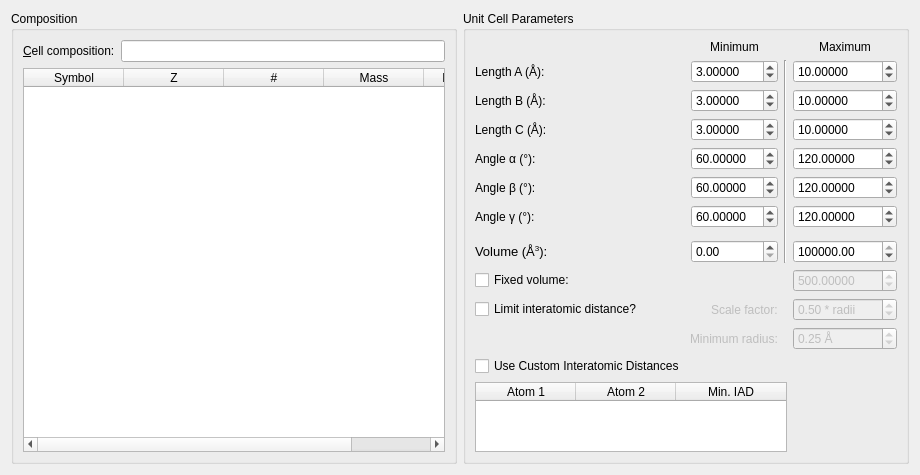
The window that src/xtalopt/ui/tab_init.ui (zfalls/XtalOpt) describes before a commit, drawn with Qt 5.
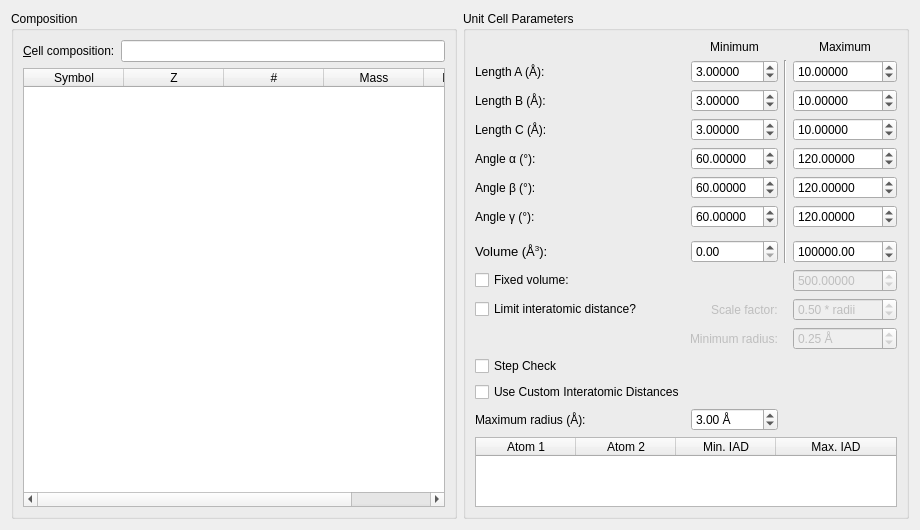
The same window after the commit.

The edit to the form file:
```diff
--- a/src/xtalopt/ui/tab_init.ui
+++ b/src/xtalopt/ui/tab_init.ui
@@ -599,7 +599,7 @@
         </property>
        </widget>
    </item>
-   <item row="14" column="0" colspan="1">
+   <item row="15" column="0" colspan="1">
        <widget class="QCheckBox" name="cb_customIAD">
            <property name="enabled">
            <bool>true</bool>
@@ -609,7 +609,50 @@
         </property>
        </widget>
    </item>
-      <item row="15" column="0" colspan="3">
+      <item row="14" column="0" colspan="1">
+       <widget class="QCheckBox" name="cb_checkStepOpt">
+           <property name="enabled">
+           <bool>true</bool>
+          </property>
+       <property name="text">
+            <string>Step Check</string>
+        </property>
+       </widget>
+      </item>
+      <item row="16" column="0" colspan="1">
+       <widget class="QLabel" name="label_69">
+        <property name="enabled">
+         <bool>true</bool>
+        </property>
+        <property name="text">
+         <string>Maximum radius (Å):</string>
+        </property>
+        <property name="buddy">
+         <cstring>spin_maxRadius</cstring>
+        </property>
+       </widget>
+      </item>
+      <item row="16" column="1">
+       <widget class="QDoubleSpinBox" name="spin_maxRadius">
+        <property name="enabled">
+         <bool>true</bool>
+        </property>
+        <property name="suffix">
+         <string> Å</string>
+        </property>
+        <property name="decimals">
+         <number>2</number>
+        </property>
+        <property name="singleStep">
+         <double>0.050000000000000</double>
+        </property>
+        <property name="value">
+         <double>3.0000000000000</double>
+        </property>
+       </widget>
+      </item>
+
+   <item row="17" column="0" colspan="4">
         <widget class="QTableWidget" name="table_IAD">
         <property name="sortingEnabled">
          <bool>true</bool>
@@ -638,7 +681,12 @@
                 <string>Min. IAD</string>
             </property>
         </column>
-       </widget>
+         <column>
+            <property name="text">
+                <string>Max. IAD</string>
+            </property>
+        </column>
+      </widget>
       </item>
      </layout>
     </widget>
```
